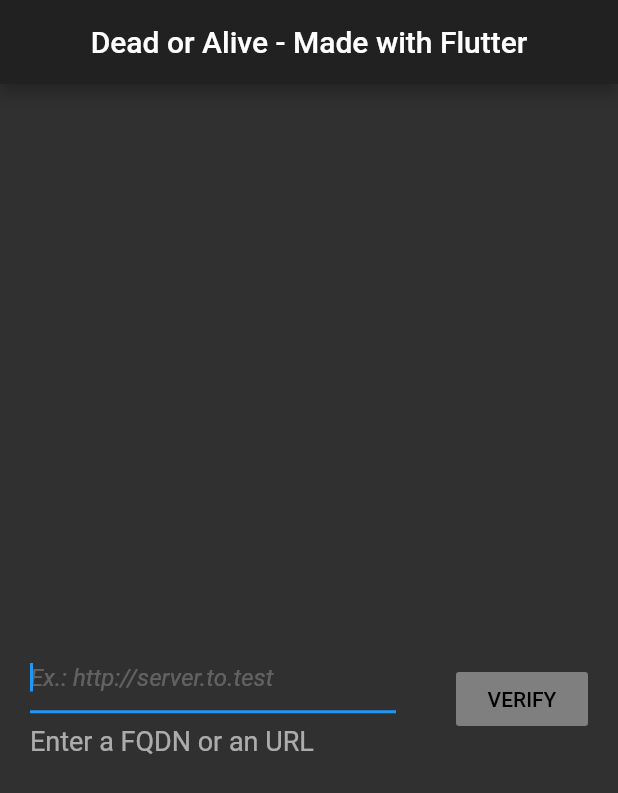
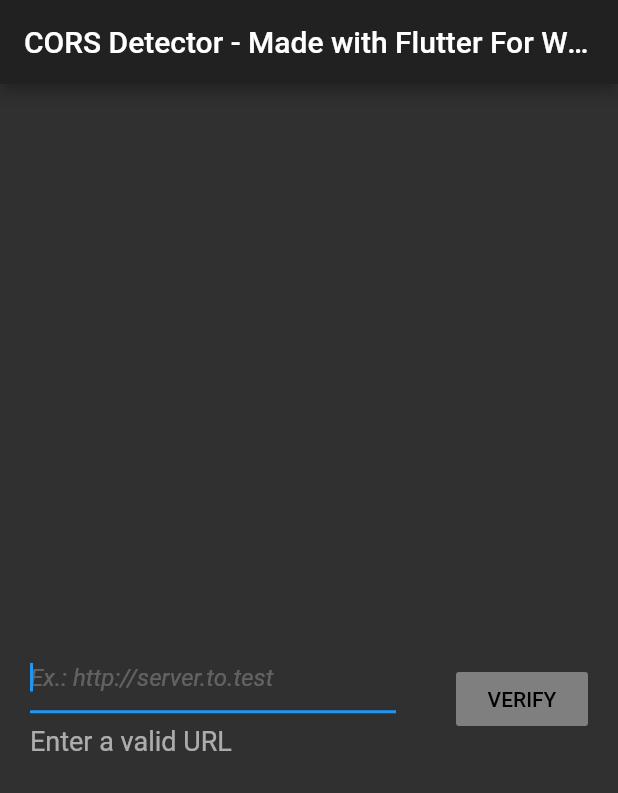
Before and after one commit to mikegazzaruso/flutter_corsdetector, a Flutter app: the screen it shows after launch, on a phone screen of 412 x 824 dp. Shown: the top 793 px of the screen. Run offline on Flutter 3.47's test engine with Material 2 defaults, Android fonts, the light colour scheme and no system bars; missing offline and left inert: dart:html, flutter_web.

Commit message:
Fixed issues

```diff
--- a/lib/main.dart
+++ b/lib/main.dart
@@ -41,7 +41,8 @@
   Widget build(BuildContext context) {
     return Scaffold(
       appBar: AppBar(
-        title: Text('Dead or Alive - Made with Flutter'),
+        title:
+            Text('CORS Detector - Made with Flutter For Web by Mike Gazzaruso'),
         centerTitle: true,
       ),
       body: Center(
@@ -67,7 +68,7 @@
                         controller: _myController,
                         autofocus: true,
                         decoration: const InputDecoration(
-                          helperText: "Enter a FQDN or an URL",
+                          helperText: "Enter a valid URL",
                           hintText: "Ex.: http://server.to.test",
                           helperStyle: TextStyle(
                             fontSize: 18.0,
@@ -120,6 +121,7 @@
       u.lang = 'en-US';
       u.rate = 1.0;
       _isBusy = false;
+      print(response.body);
       if (response.body == 'Not Found') {
         _message = "Sorry: can't resolve this endpoint";
       } else {
@@ -135,9 +137,11 @@
       u.lang = 'en-US';
       u.rate = 1.0;
       _isBusy = false;
+      print(error.runtimeType.toString());
       switch (error.toString()) {
         case 'XMLHttpRequest error.':
-          _message = 'This server seems to deny cross origin requests';
+          _message =
+              "This server seems to deny cross origin requests, or it doesn't exist";
           break;
         default:
           _message = 'There was an unexpected error';
```
